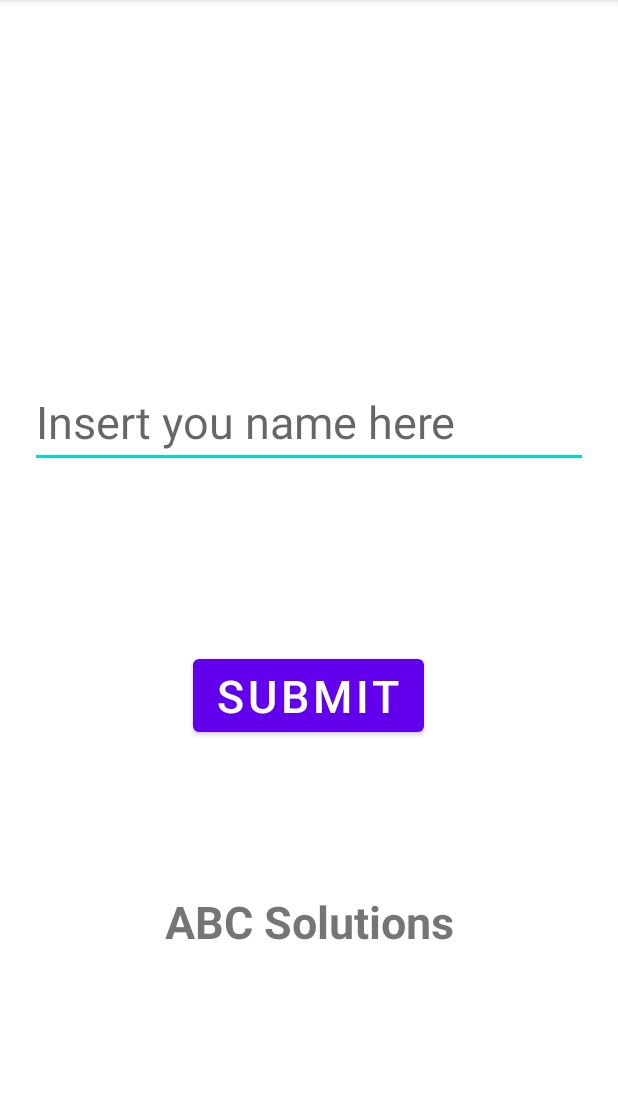
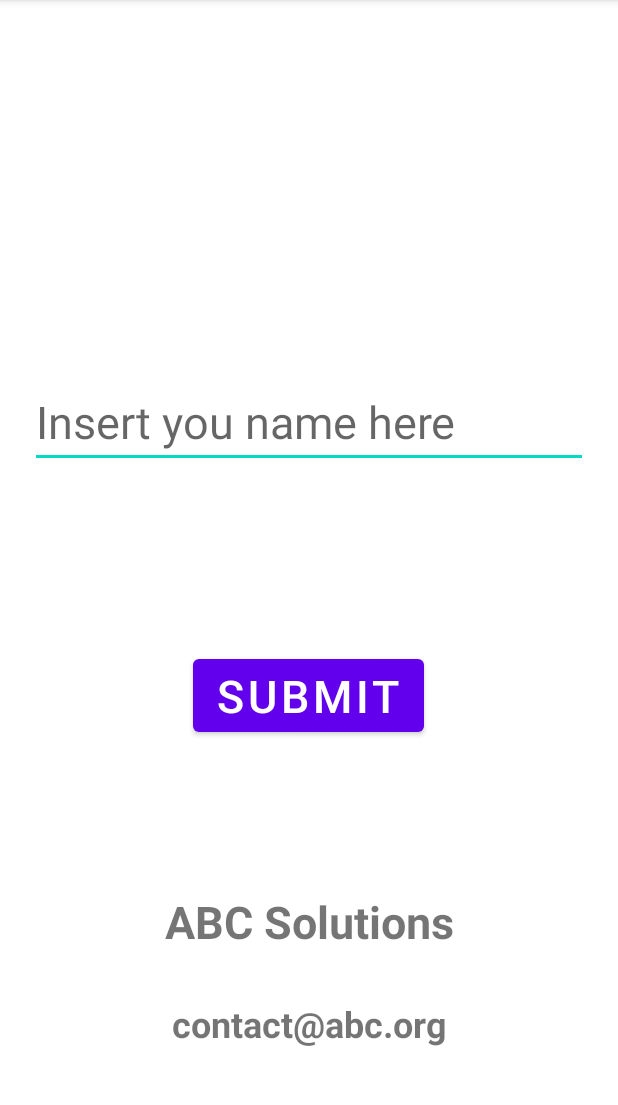
Before and after one commit to AnushkaMadusanka/BindingDemo1, an Android app: the screen it shows after launch (MainActivity), on a phone screen of 412 x 824 dp, the part 84-1189 px from its top. Run offline under Robolectric (Android 15) with nearby library versions, the phone set to English and light mode, and no system bars; our stand-ins replace data binding.

Commit message:
Layout variables and layout expressions added.

```diff
--- a/app/src/main/java/com/anushka/bindingdemo1/Company.kt
+++ b/app/src/main/java/com/anushka/bindingdemo1/Company.kt
@@ -2,5 +2,6 @@ package com.anushka.bindingdemo1
 
 data class Company(
     var id: Int,
-    var name: String
+    var name: String,
+    var email: String
 )
--- a/app/src/main/java/com/anushka/bindingdemo1/MainActivity.kt
+++ b/app/src/main/java/com/anushka/bindingdemo1/MainActivity.kt
@@ -23,6 +23,6 @@ class MainActivity : AppCompatActivity() {
     }
 
     private fun getCompany():Company{
-        return Company(1,"ABC Solutions")
+        return Company(1,"ABC Solutions","contact@abc.org")
     }
 }
--- a/app/src/main/res/layout/activity_main.xml
+++ b/app/src/main/res/layout/activity_main.xml
@@ -68,5 +68,18 @@
             app:layout_constraintEnd_toEndOf="parent"
             app:layout_constraintStart_toStartOf="parent" />
 
+        <TextView
+            android:id="@+id/company_email_text_view"
+            android:text="@{company.email}"
+            android:layout_width="wrap_content"
+            android:layout_height="wrap_content"
+            android:layout_marginTop="31dp"
+            android:textSize="24sp"
+            android:textStyle="bold"
+            android:typeface="sans"
+            app:layout_constraintEnd_toEndOf="parent"
+            app:layout_constraintStart_toStartOf="parent"
+            app:layout_constraintTop_toBottomOf="@+id/company_text_view" />
+
     </androidx.constraintlayout.widget.ConstraintLayout>
 </layout>
```
